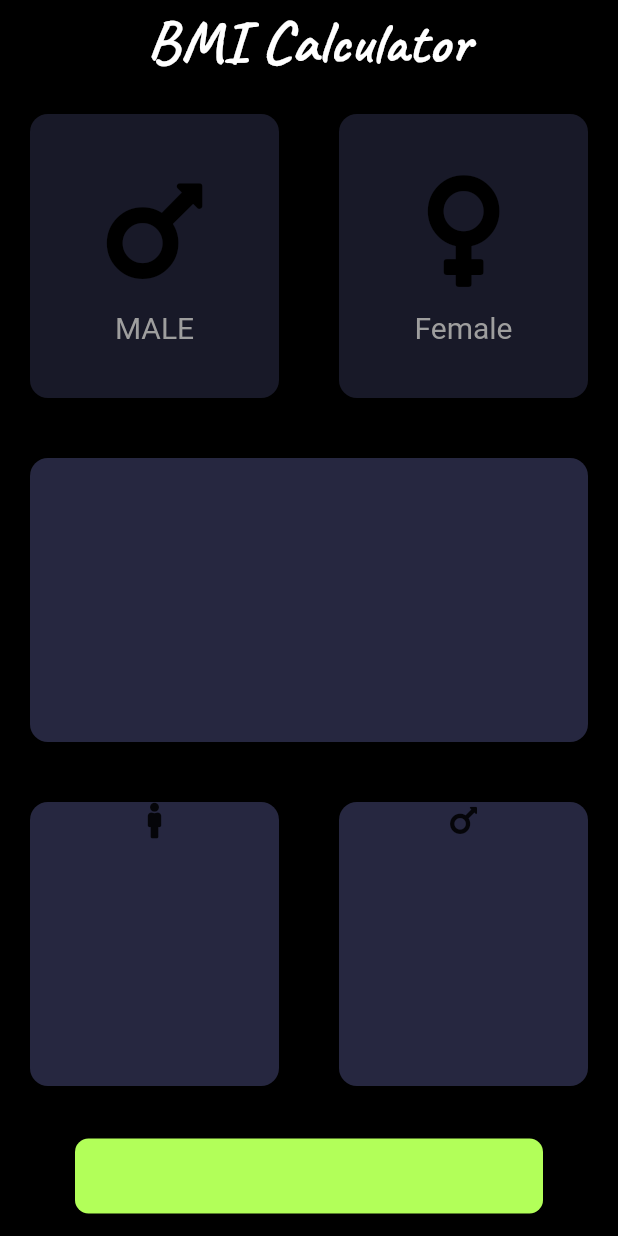
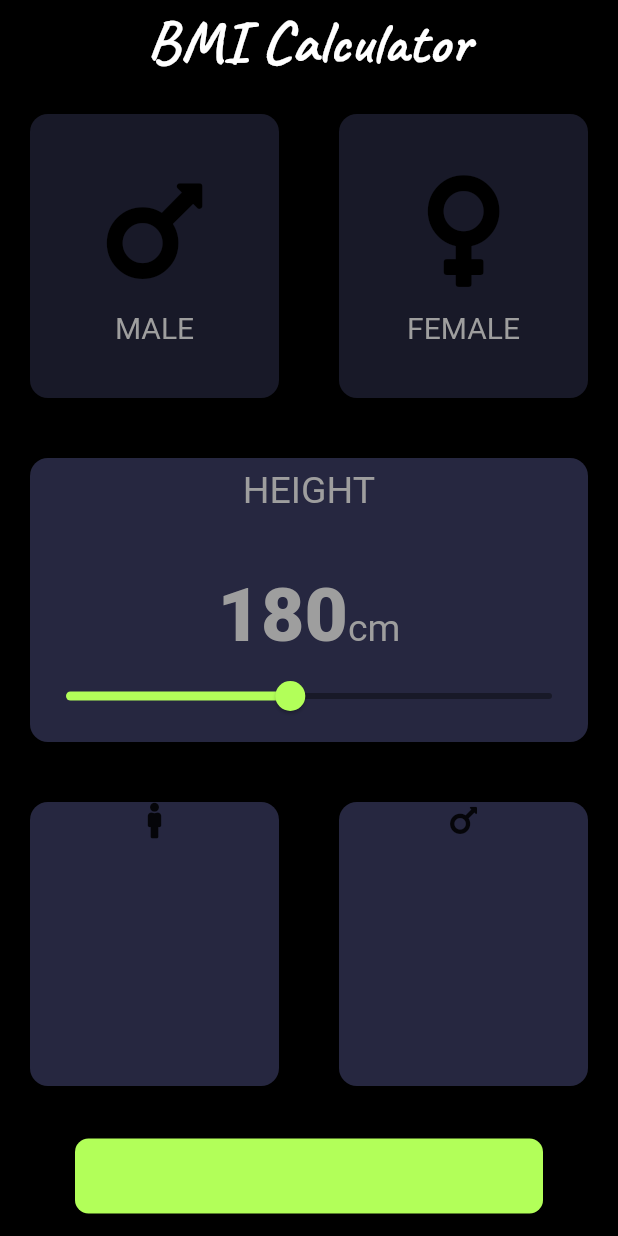
Before and after one commit to Anant1711/BMI_Calculator, a Flutter app: the screen it shows after launch, on a phone screen of 412 x 824 dp. Run offline on Flutter 3.47's test engine with Material 2 defaults, Android fonts, the phone set to English and light mode, and no system bars; our stand-ins replace font_awesome_flutter.

Commit message:
update first page

```diff
--- a/lib/First_page.dart
+++ b/lib/First_page.dart
@@ -1,3 +1,4 @@
+import 'package:flutter/cupertino.dart';
 import 'package:flutter/material.dart';
 import 'package:font_awesome_flutter/font_awesome_flutter.dart';
 import 'cards.dart';
@@ -10,12 +11,18 @@ const inactiveColour = Color(0xFF181928);
 const inactiveIcon = Colors.black;
 const activeIcon = Colors.white70;
 
+enum Gender {
+  male,
+  female,
+}
+
 class InputPage extends StatefulWidget {
   @override
   _InputPageState createState() => _InputPageState();
 }
 
 class _InputPageState extends State<InputPage> {
+  int height = 180;
   Color maleBoxColour = inactiveColour;
   Color femaleBoxColour = inactiveColour;
   Color femaleIconColor = inactiveIcon;
@@ -57,6 +64,7 @@ class _InputPageState extends State<InputPage> {
         )),
       ),
       body: Column(
+        crossAxisAlignment: CrossAxisAlignment.stretch,
         children: [
           Expanded(
               child: Row(
@@ -81,7 +89,6 @@ class _InputPageState extends State<InputPage> {
               Expanded(
                 child: GestureDetector(
                   onTap: () {
-                    print("female");
                     setState(() {
                       colourChange(2);
                     });
@@ -91,7 +98,7 @@ class _InputPageState extends State<InputPage> {
                     cardChild: iconMaterial(
                       colour: femaleIconColor,
                       icon: FontAwesomeIcons.venus,
-                      gender: 'Female',
+                      gender: 'FEMALE',
                     ),
                   ),
                 ),
@@ -101,11 +108,50 @@ class _InputPageState extends State<InputPage> {
           Expanded(
             child: Box(
                 colour: boxColour,
-                cardChild: Container(
-                  decoration: BoxDecoration(
-                    borderRadius: BorderRadius.circular(12.0),
-                  ),
-                  margin: EdgeInsets.all(20.0),
+                cardChild: Column(
+                  mainAxisAlignment: MainAxisAlignment.center,
+                  children: [
+                    Text(
+                      'HEIGHT',
+                      style: TextStyle(color: Colors.grey, fontSize: 25.0),
+                    ),
+                    Container(
+                      decoration: BoxDecoration(
+                        borderRadius: BorderRadius.circular(12.0),
+                      ),
+                      margin: EdgeInsets.all(20.0),
+                    ),
+                    Row(
+                      mainAxisAlignment: MainAxisAlignment.center,
+                      crossAxisAlignment: CrossAxisAlignment.baseline,
+                      textBaseline: TextBaseline.alphabetic,
+                      children: [
+                        Text(
+                          height.toString(),
+                          style: TextStyle(
+                              color: Colors.grey,
+                              fontSize: 50,
+                              fontWeight: FontWeight.w900),
+                        ),
+                        Text(
+                          'cm',
+                          style: TextStyle(color: Colors.grey, fontSize: 25),
+                        ),
+                      ],
+                    ),
+                    Slider(
+                      value: height.toDouble(),
+                      activeColor: Colors.lightGreenAccent,
+                      inactiveColor: Color(0xFF181928),
+                      min: 120.0,
+                      max: 250.0,
+                      onChanged: (double newValue) {
+                        setState(() {
+                          height = newValue.round();
+                        });
+                      },
+                    ),
+                  ],
                 )),
           ),
           Expanded(
--- a/lib/cards.dart
+++ b/lib/cards.dart
@@ -7,11 +7,13 @@ class Box extends StatelessWidget {
 
   @override
   Widget build(BuildContext context) {
-    return Container(
-      child: cardChild,
-      decoration: BoxDecoration(
-          borderRadius: BorderRadius.circular(12.0), color: colour),
-      margin: EdgeInsets.all(20.0),
+    return GestureDetector(
+      child: Container(
+        child: cardChild,
+        decoration: BoxDecoration(
+            borderRadius: BorderRadius.circular(12.0), color: colour),
+        margin: EdgeInsets.all(20.0),
+      ),
     );
   }
 }
```
